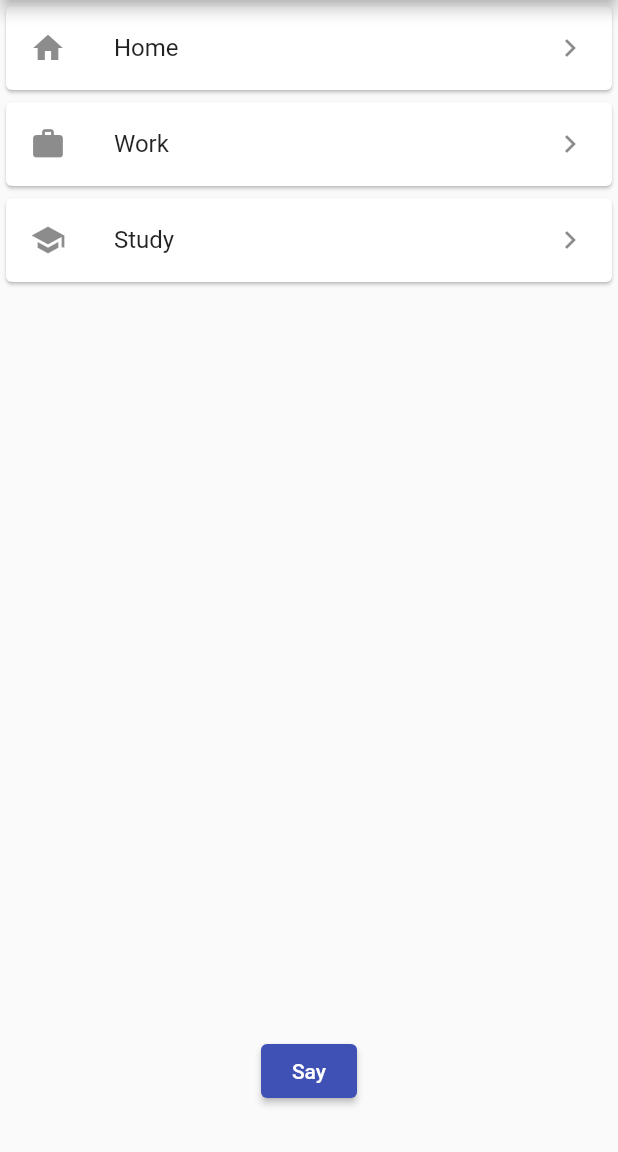
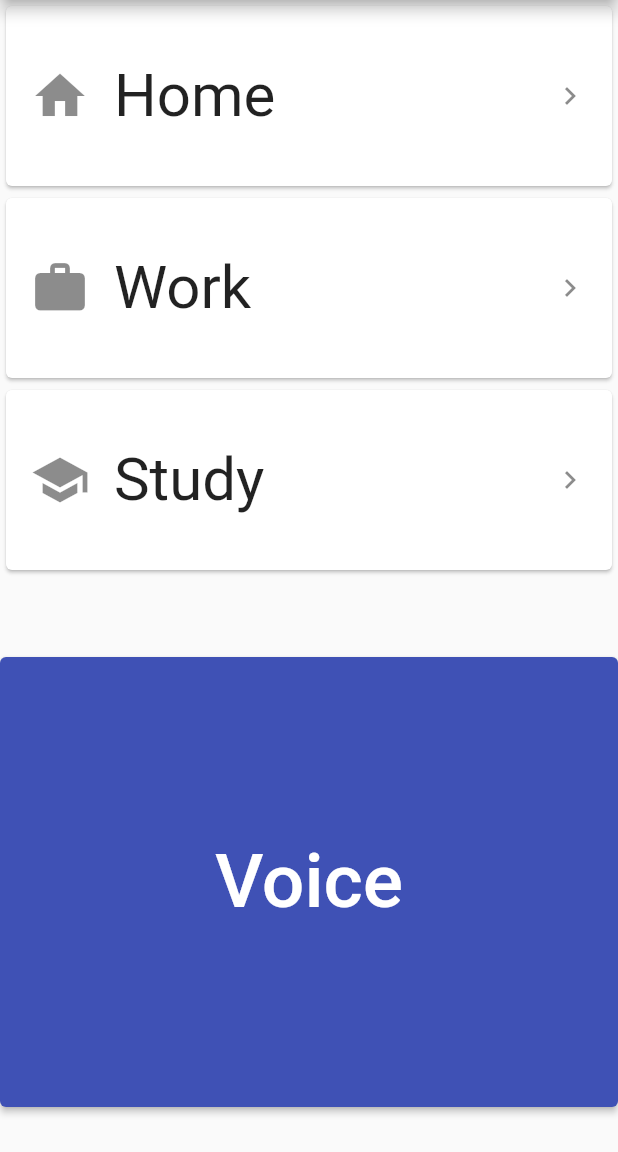
Before and after one commit to osoc21/Safe-Crossing, a Flutter app: the screen it shows after launch, on a phone screen of 412 x 824 dp, the part 84-1236 px from its top. Run offline on Flutter 3.47's test engine with Material 2 defaults, Android fonts, the light colour scheme and no system bars; our stand-ins replace google_maps_flutter, location.

```diff
--- a/safe_crossing/lib/screens/locations_screen.dart
+++ b/safe_crossing/lib/screens/locations_screen.dart
@@ -36,17 +36,41 @@ class _LocationsScreenState extends State<LocationsScreen> {
                 itemCount: titles.length,
                 itemBuilder: (context, index) {
                   return Card(
-                    child: ListTile(
-                      leading: Icon(icons[index]),
-                      title: Text('${titles[index]}'),
-                      trailing: Icon(Icons.keyboard_arrow_right),
+                    child: Container(
+                      height: 120,
+                      child: Center(
+                        child: ListTile(
+                          leading: Icon(
+                            icons[index],
+                            size: 40,
+                          ),
+                          title: Text(
+                            '${titles[index]}',
+                            style: TextStyle(fontSize: 40),
+                          ),
+                          trailing: Icon(Icons.keyboard_arrow_right),
+                          onTap: () {
+                            Navigator.pushNamed(context, MapScreen.routeName);
+                          },
+                        ),
+                      ),
                     ),
                   );
                 },
               ),
             ),
             ElevatedButton(
-              child: Text('Say'),
+              child: Container(
+                height: 300,
+                width: double.infinity,
+                child: Center(
+                  child: Text(
+                    'Voice',
+                    style: TextStyle(fontSize: 50),
+                    textAlign: TextAlign.center,
+                  ),
+                ),
+              ),
               onPressed: () {
                 Navigator.pushNamed(context, MapScreen.routeName);
               },
--- a/safe_crossing/pubspec.yaml
+++ b/safe_crossing/pubspec.yaml
@@ -15,6 +15,8 @@ dependencies:
     sdk: flutter
   cupertino_icons: ^1.0.2
   google_maps_flutter: ^2.0.6
+  location: ^4.2.0
+  carousel_slider: ^4.0.0
 
 dev_dependencies:
   flutter_test:
```
Also changed, not shown: safe_crossing/lib/screens/map_screen.dart (+31 -11 lines), safe_crossing/pubspec.lock, 11 other files.
